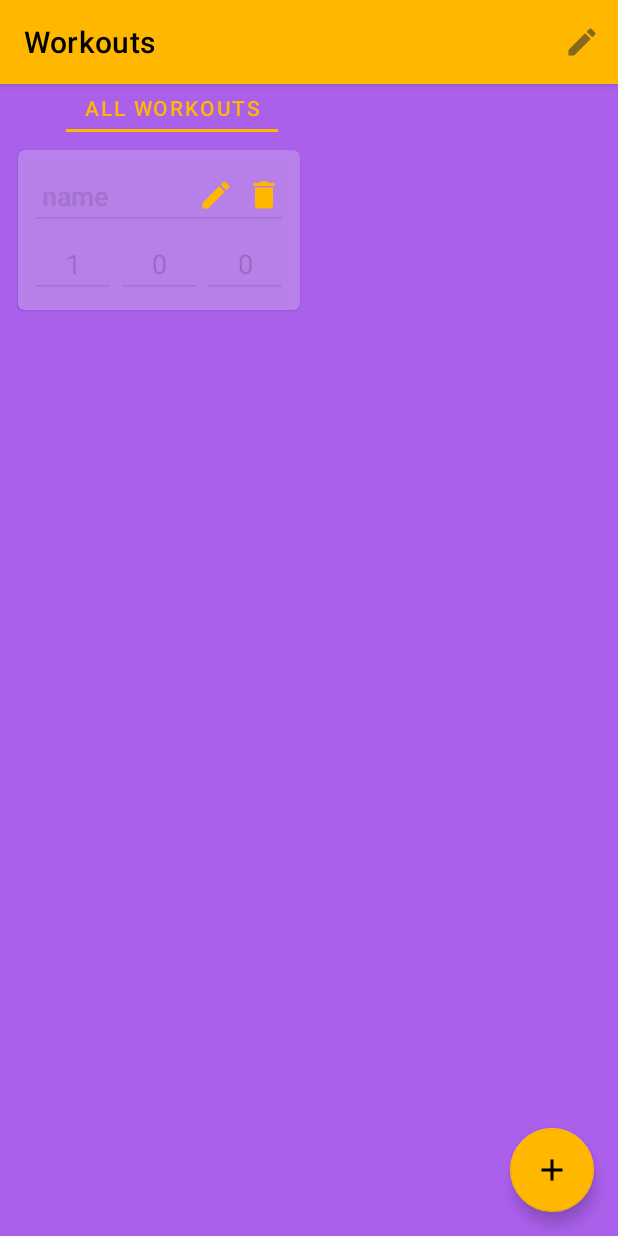
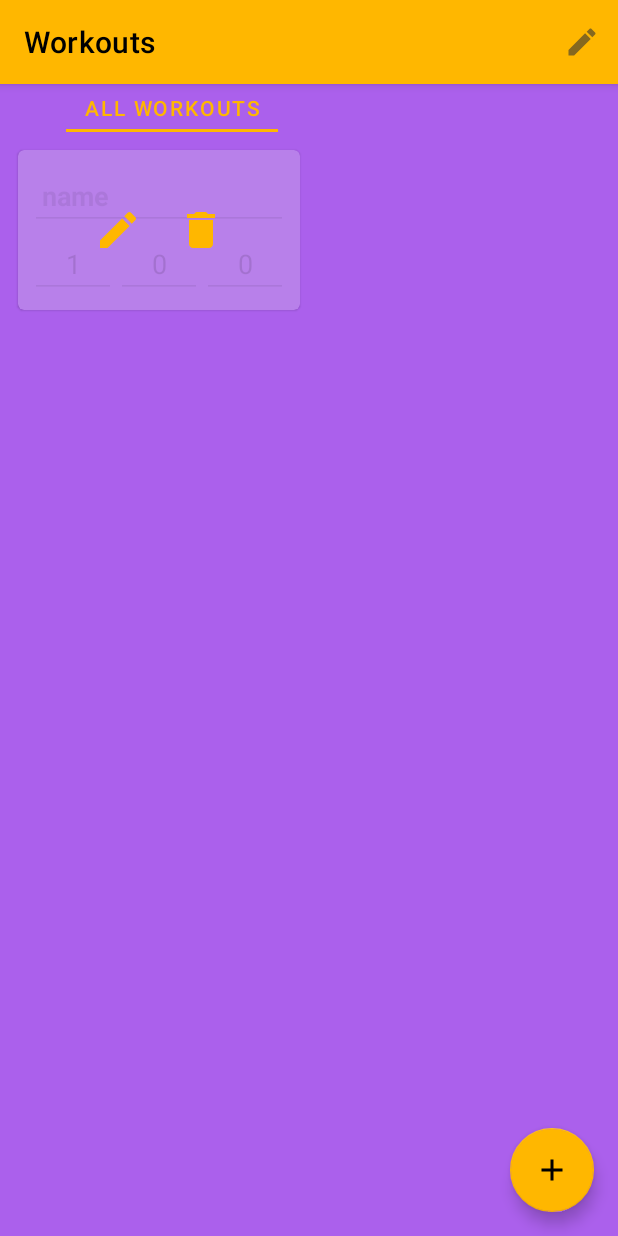
Before and after one commit to edcres/gym-routine, an Android app: the screen it shows after launch (MainActivity), after a tap on an icon or button, on a phone screen of 412 x 824 dp. Run offline under Robolectric (Android 15) with nearby library versions, the light colour scheme and no system bars; our stand-ins replace Room's generated code, data binding.

Commit message:
Further improved displaying btns to edit.

```diff
--- a/app/src/main/java/com/aldreduser/gymroutine/ui/main/adapters/WorkoutListAdapter.kt
+++ b/app/src/main/java/com/aldreduser/gymroutine/ui/main/adapters/WorkoutListAdapter.kt
@@ -62,6 +62,7 @@ class WorkoutListAdapter(
         }
 
         private fun observeHiddenTxt() {
+            // this was used to cover a bug displaying recycler items
             viewModel.hiddenTxt.observe(fragLifecycleOwner) {
                 binding.apply {
                     when (dummyTxt.text.toString()) {
--- a/app/src/main/res/drawable/ic_delete_24.xml
+++ b/app/src/main/res/drawable/ic_delete_24.xml
@@ -1,6 +1,6 @@
 <vector xmlns:android="http://schemas.android.com/apk/res/android"
-    android:width="24dp"
-    android:height="24dp"
+    android:width="32dp"
+    android:height="32dp"
     android:viewportWidth="24"
     android:viewportHeight="24"
     android:tint="@color/colorHighlight">
--- a/app/src/main/res/drawable/ic_edit_item_24.xml
+++ b/app/src/main/res/drawable/ic_edit_item_24.xml
@@ -1,6 +1,6 @@
 <vector xmlns:android="http://schemas.android.com/apk/res/android"
-    android:width="24dp"
-    android:height="24dp"
+    android:width="32dp"
+    android:height="32dp"
     android:viewportWidth="24"
     android:viewportHeight="24"
     android:tint="@color/colorHighlight">
--- a/app/src/main/res/layout/workout_item.xml
+++ b/app/src/main/res/layout/workout_item.xml
@@ -26,6 +26,7 @@
                     android:layout_width="wrap_content"
                     android:layout_height="wrap_content"
                     android:textColor="#00000000"
+                    app:layout_constraintEnd_toEndOf="parent"
                     app:layout_constraintStart_toStartOf="parent"
                     app:layout_constraintTop_toTopOf="@+id/specific_workout" />
 
@@ -80,7 +81,7 @@
                     android:layout_width="match_parent"
                     android:layout_height="0dp"
                     android:background="@color/cardviewCover"
-                    android:visibility="visible"
+                    android:visibility="gone"
                     app:layout_constraintBottom_toBottomOf="parent"
                     app:layout_constraintEnd_toEndOf="parent"
                     app:layout_constraintStart_toStartOf="parent"
@@ -91,9 +92,11 @@
                     android:layout_width="32dp"
                     android:layout_height="wrap_content"
                     android:src="@drawable/ic_edit_item_24"
-                    android:visibility="gone"
+                    android:visibility="visible"
                     app:backgroundTint="#00FFFFFF"
-                    app:layout_constraintEnd_toStartOf="@+id/remove_item_btn"
+                    android:layout_marginEnd="8dp"
+                    app:layout_constraintBottom_toBottomOf="parent"
+                    app:layout_constraintEnd_toStartOf="@+id/dummy_txt"
                     app:layout_constraintTop_toTopOf="parent" />
 
                 <ImageButton
@@ -101,9 +104,11 @@
                     android:layout_width="32dp"
                     android:layout_height="wrap_content"
                     android:src="@drawable/ic_delete_24"
-                    android:visibility="gone"
+                    android:visibility="visible"
                     app:backgroundTint="#00FFFFFF"
-                    app:layout_constraintEnd_toEndOf="parent"
+                    android:layout_marginStart="8dp"
+                    app:layout_constraintBottom_toBottomOf="parent"
+                    app:layout_constraintStart_toEndOf="@+id/dummy_txt"
                     app:layout_constraintTop_toTopOf="parent" />
 
             </androidx.constraintlayout.widget.ConstraintLayout>
--- a/app/src/main/res/values/colors.xml
+++ b/app/src/main/res/values/colors.xml
@@ -1,6 +1,5 @@
 <?xml version="1.0" encoding="utf-8"?>
 <resources>
-
     <color name="colorPrimary">#AB60EC</color>
     <color name="colorPrimaryDark">#67329C</color>
 
@@ -9,7 +8,7 @@
 
     <color name="colorAccent">#FFDC00</color>
     <color name="cardviewBackground">#B880EA</color>
-    <color name="cardviewCover">#D2B880EA</color>
+    <color name="cardviewCover">#E2B880EA</color>
 
     <color name="colorHighlight">#FFB700</color>
     <color name="transparent">#00EDE3F1</color>
```
